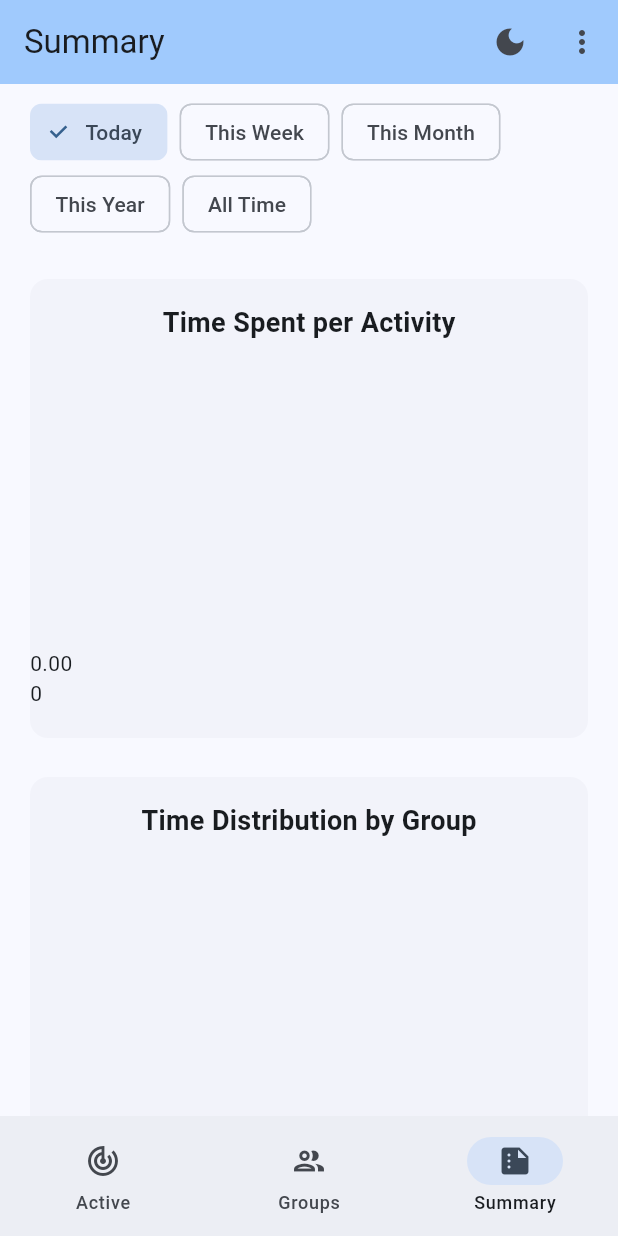
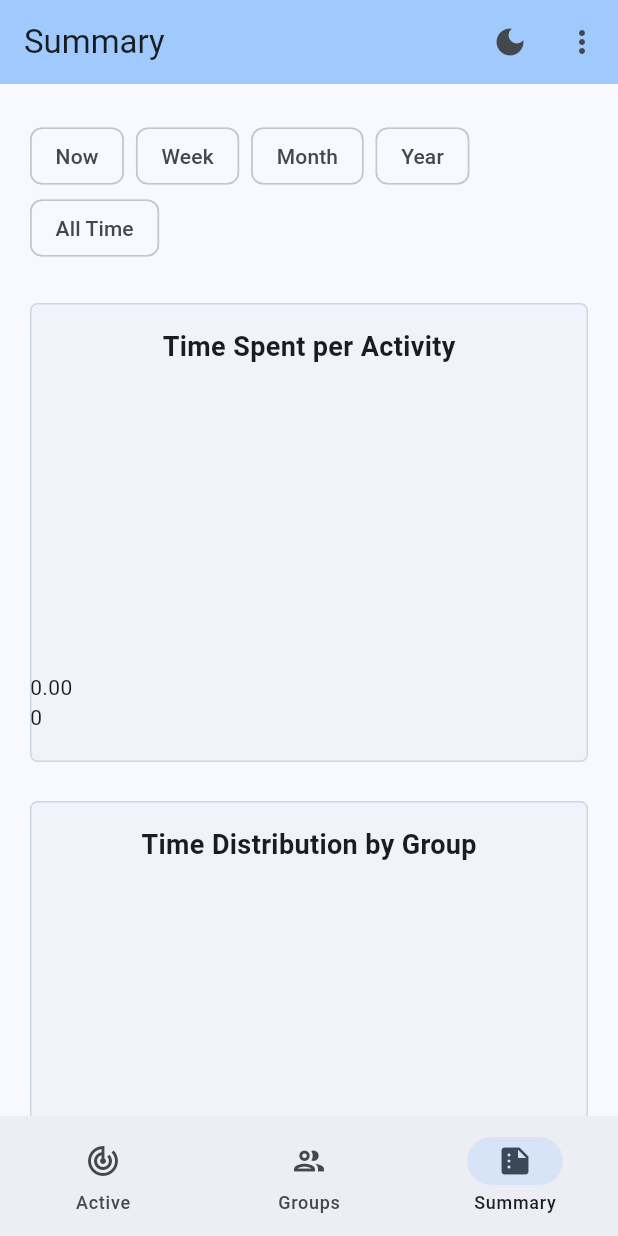
Before and after one commit to HaseebKahn365/my_activities, a Flutter app: the screen it shows after launch, item 3 of the bottom bar chosen, on a phone screen of 412 x 824 dp. Run offline on Flutter 3.47's test engine with Material 3 defaults, Android fonts, the phone set to English and light mode, and no system bars; drawn by our look-alikes of fl_chart; our stand-ins replace flutter_animate, jiffy, shared_preferences, sqflite; missing offline and left inert: duration_picker; accounts and stored records are empty.

Commit message:
first version completed

```diff
--- a/lib/screens/active_activities.dart
+++ b/lib/screens/active_activities.dart
@@ -150,7 +150,22 @@ class ActiveActivitiesScreen extends StatelessWidget {
         onPressed: () {
           Navigator.push(
             context,
-            MaterialPageRoute(builder: (context) => const AddActivityScreen()),
+            PageRouteBuilder(
+              pageBuilder: (context, animation, secondaryAnimation) => const AddActivityScreen(),
+              transitionsBuilder: (context, animation, secondaryAnimation, child) {
+                const begin = Offset(0.0, 1.0);
+                const end = Offset.zero;
+                const curve = Curves.ease;
+
+                var tween = Tween(begin: begin, end: end).chain(CurveTween(curve: curve));
+                var offsetAnimation = animation.drive(tween);
+
+                return SlideTransition(
+                  position: offsetAnimation,
+                  child: child,
+                );
+              },
+            ),
           );
         },
         label: const Text('Add Activity'),
--- a/lib/screens/summary.dart
+++ b/lib/screens/summary.dart
@@ -407,14 +407,14 @@ class _SummaryScreenState extends State<SummaryScreen> {
 
     Widget buildHeaderCell(String text) {
       return Container(
-        padding: const EdgeInsets.symmetric(horizontal: 15, vertical: 5),
+        padding: const EdgeInsets.symmetric(horizontal: 8, vertical: 5),
         decoration: BoxDecoration(
+          borderRadius: BorderRadius.circular(19),
           color: themeProvider.themeData.colorScheme.primary.withOpacity(0.1),
         ),
         child: Text(
           text,
           style: TextStyle(
-            // fontWeight: FontWeight.bold,
             color: themeProvider.themeData.colorScheme.primary,
           ),
         ),
@@ -422,62 +422,73 @@ class _SummaryScreenState extends State<SummaryScreen> {
     }
 
     Widget buildDataCell(String text, {bool isHighlight = false}) {
-      return Text(
+      return SizedBox(
+        width: double.infinity, // Ensures the container takes full width
+        child: Text(
           text,
           textAlign: TextAlign.center,
+        ),
       );
     }
 
     return Card(
+      shape: RoundedRectangleBorder(
+        borderRadius: BorderRadius.circular(5),
+        side: BorderSide(
+          color: themeProvider.themeData.colorScheme.primary.withOpacity(0.2),
+          width: 1,
+        ),
+      ),
       elevation: 0,
       margin: const EdgeInsets.all(8.0),
       child: Column(
-        crossAxisAlignment: CrossAxisAlignment.center,
         children: [
-          const Padding(
-            padding: EdgeInsets.all(16.0),
-          ),
-          Center(
-            child: SingleChildScrollView(
-              scrollDirection: Axis.horizontal,
-              child: DataTable(
+          const SizedBox(height: 16),
+          DataTable(
             headingRowHeight: 40,
             dataRowMaxHeight: 56,
-                columnSpacing: 6,
+            columnSpacing: 16, // Reduced spacing between columns
+            horizontalMargin: 16, // Reduced horizontal margin
             columns: [
-                  DataColumn(label: Center(child: buildHeaderCell('Period'))),
-                  DataColumn(label: Center(child: buildHeaderCell('Tasks'))),
-                  DataColumn(label: Center(child: buildHeaderCell('Delayed'))),
-                  DataColumn(label: Center(child: buildHeaderCell('Nailed'))),
+              DataColumn(
+                label: buildHeaderCell('Period'),
+              ),
+              DataColumn(
+                label: buildHeaderCell('Tasks'),
+              ),
+              DataColumn(
+                label: buildHeaderCell('Delayed'),
+              ),
+              DataColumn(
+                label: buildHeaderCell('Nailed'),
+              ),
             ],
             rows: [
               DataRow(cells: [
-                    DataCell(Center(child: buildDataCell('Today', isHighlight: true))),
-                    DataCell(Center(child: buildDataCell(dayStats['total'].toString(), isHighlight: true))),
-                    DataCell(Center(child: buildDataCell(dayStats['delayed'].toString(), isHighlight: true))),
-                    DataCell(Center(child: buildDataCell(dayStats['ahead'].toString(), isHighlight: true))),
+                DataCell(buildDataCell('Today', isHighlight: true)),
+                DataCell(buildDataCell(dayStats['total'].toString(), isHighlight: true)),
+                DataCell(buildDataCell(dayStats['delayed'].toString(), isHighlight: true)),
+                DataCell(buildDataCell(dayStats['ahead'].toString(), isHighlight: true)),
               ]),
               DataRow(cells: [
-                    DataCell(Center(child: buildDataCell('This Week'))),
-                    DataCell(Center(child: buildDataCell(weekStats['total'].toString()))),
-                    DataCell(Center(child: buildDataCell(weekStats['delayed'].toString()))),
-                    DataCell(Center(child: buildDataCell(weekStats['ahead'].toString()))),
+                DataCell(buildDataCell('Week')),
+                DataCell(buildDataCell(weekStats['total'].toString())),
+                DataCell(buildDataCell(weekStats['delayed'].toString())),
+                DataCell(buildDataCell(weekStats['ahead'].toString())),
               ]),
               DataRow(cells: [
-                    DataCell(Center(child: buildDataCell('This Month'))),
-                    DataCell(Center(child: buildDataCell(monthStats['total'].toString()))),
-                    DataCell(Center(child: buildDataCell(monthStats['delayed'].toString()))),
-                    DataCell(Center(child: buildDataCell(monthStats['ahead'].toString()))),
+                DataCell(buildDataCell('Month')),
+                DataCell(buildDataCell(monthStats['total'].toString())),
+                DataCell(buildDataCell(monthStats['delayed'].toString())),
+                DataCell(buildDataCell(monthStats['ahead'].toString())),
               ]),
             ],
           ),
-            ),
-          ),
-          Row(
+          Padding(
+            padding: const EdgeInsets.symmetric(vertical: 16),
+            child: Row(
               mainAxisAlignment: MainAxisAlignment.center,
               children: [
-              // Icon(Icons.schedule, color: theme.primary, size: 20),
-              const SizedBox(width: 8),
                 const Text(
                   'Today: ',
                   style: TextStyle(
@@ -492,7 +503,7 @@ class _SummaryScreenState extends State<SummaryScreen> {
                 ),
               ],
             ),
-          const SizedBox(height: 16.0),
+          ),
         ],
       ),
     );
@@ -511,15 +522,16 @@ class _SummaryScreenState extends State<SummaryScreen> {
           padding: const EdgeInsets.symmetric(horizontal: 12.0),
           child: ListView(
             children: [
+              const SizedBox(height: 16.0),
               Padding(
                 padding: const EdgeInsets.all(8.0),
                 child: Wrap(
                   spacing: 8.0,
                   children: [
-                    'Today',
-                    'This Week',
-                    'This Month',
-                    'This Year',
+                    'Now',
+                    'Week',
+                    'Month',
+                    'Year',
                     'All Time',
                   ]
                       .map((range) => InputChip(
@@ -532,6 +544,13 @@ class _SummaryScreenState extends State<SummaryScreen> {
               ),
               const SizedBox(height: 10.0),
               Card(
+                shape: RoundedRectangleBorder(
+                  borderRadius: BorderRadius.circular(5),
+                  side: BorderSide(
+                    color: themeProvider.themeData.colorScheme.primary.withOpacity(0.2),
+                    width: 1,
+                  ),
+                ),
                 elevation: 0,
                 margin: const EdgeInsets.all(8.0),
                 child: Column(
@@ -550,6 +569,13 @@ class _SummaryScreenState extends State<SummaryScreen> {
               ),
               const SizedBox(height: 10.0),
               Card(
+                shape: RoundedRectangleBorder(
+                  borderRadius: BorderRadius.circular(5),
+                  side: BorderSide(
+                    color: themeProvider.themeData.colorScheme.primary.withOpacity(0.2),
+                    width: 1,
+                  ),
+                ),
                 elevation: 0,
                 margin: const EdgeInsets.all(8.0),
                 child: Column(
@@ -568,6 +594,13 @@ class _SummaryScreenState extends State<SummaryScreen> {
               ),
               const SizedBox(height: 10.0),
               Card(
+                shape: RoundedRectangleBorder(
+                  borderRadius: BorderRadius.circular(5),
+                  side: BorderSide(
+                    color: themeProvider.themeData.colorScheme.primary.withOpacity(0.2),
+                    width: 1,
+                  ),
+                ),
                 elevation: 0,
                 margin: const EdgeInsets.all(8.0),
                 child: Column(
```
Lines whose indentation alone changed are shown as unchanged.
